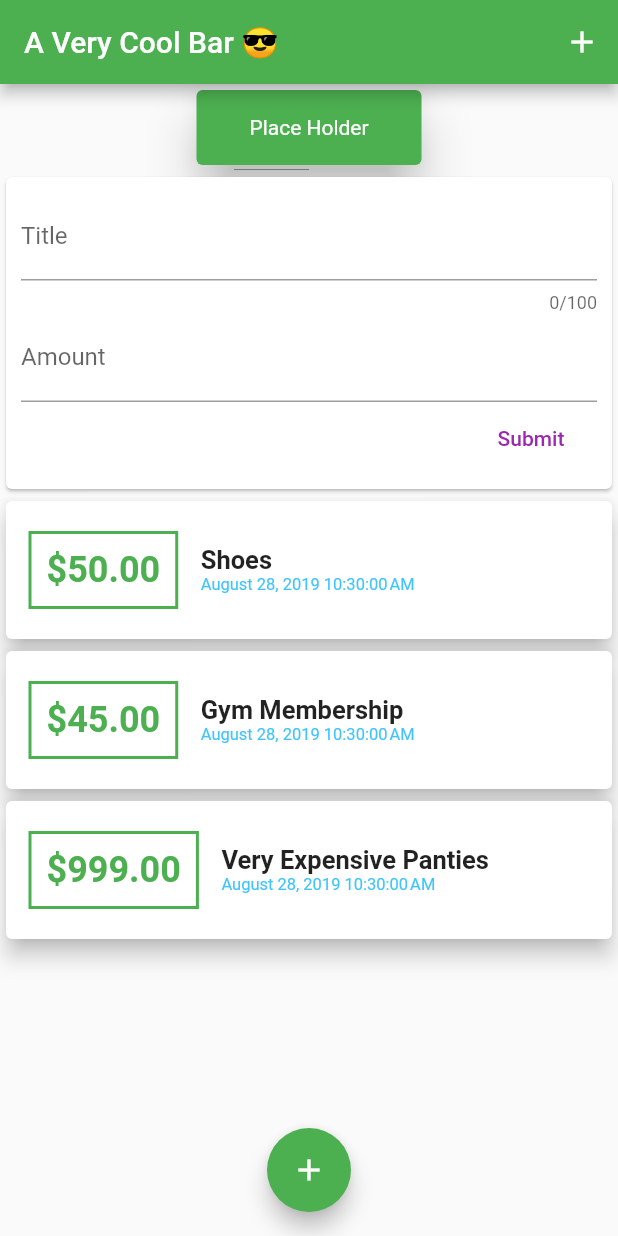
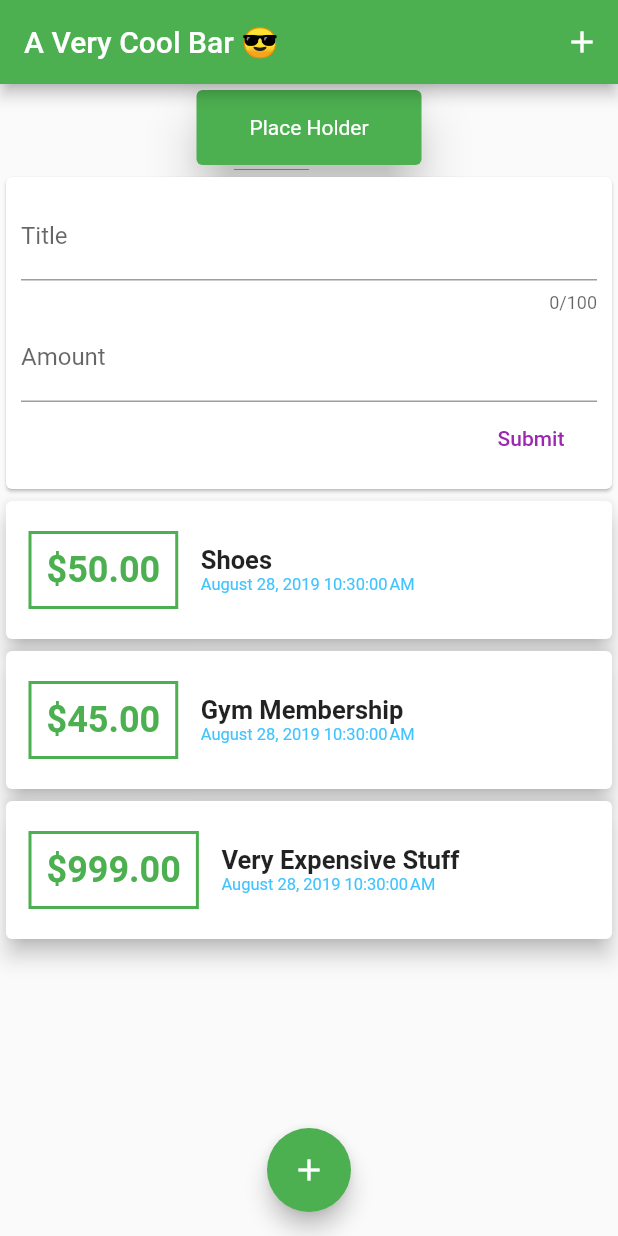
Before and after one commit to SaadiSidali/flutter-project-learn, a Flutter app: the screen it shows after launch, after a tap on the "add" icon, on a phone screen of 412 x 824 dp. Run offline on Flutter 3.47's test engine with Material 2 defaults, Android fonts, the phone set to English and light mode, and no system bars.

Commit message:
tried solutions from discord ...

```diff
--- a/lib/main.dart
+++ b/lib/main.dart
@@ -14,6 +14,18 @@ class MyApp extends StatefulWidget {
 }
 
 class _MyAppState extends State<MyApp> {
+  @override
+  Widget build(BuildContext buildContext) {
+    return HomeWidget();
+  }
+}
+
+class HomeWidget extends StatefulWidget {
+  @override
+  _HomeWidgetState createState() => _HomeWidgetState();
+}
+
+class _HomeWidgetState extends State<HomeWidget> {
   void _addNewTransaction(String title, double amount) {
     Transaction tx = Transaction(
       title: title,
@@ -42,30 +54,39 @@ class _MyAppState extends State<MyApp> {
     ),
     Transaction(
         id: 't3',
-        title: 'Very Expensive Panties',
+        title: 'Very Expensive Stuff',
         date: DateTime.now(),
         amount: 999),
   ];
+
   void _showAddNewTransaction(BuildContext ctx) {
     showModalBottomSheet(
-      backgroundColor: Colors.red,
+        backgroundColor: Colors.red,
         context: ctx,
         builder: (f) {
           return Text('stuff');
         });
   }
 
-  @override
-  Widget build(BuildContext buildContext) {
+  Widget build(BuildContext context) {
     return MaterialApp(
       home: Scaffold(
         appBar: AppBar(
           title: Text('A Very Cool Bar 😎'),
           backgroundColor: Colors.green,
           actions: <Widget>[
-            IconButton(
-              icon: Icon(Icons.add),
-              onPressed: () => showModalBottomSheet(builder: (f){return null;},context: buildContext),
+            Builder(
+              builder: (bb) => IconButton(
+                  icon: Icon(Icons.add),
+                  onPressed: () {
+                    BuildContext bb;
+                    showModalBottomSheet(
+                        builder: (f) {
+                          bb = f;
+                          return Text('data');
+                        },
+                        context: bb);
+                  }),
             ),
           ],
         ),
@@ -98,7 +119,11 @@ class _MyAppState extends State<MyApp> {
         floatingActionButton: FloatingActionButton(
           backgroundColor: Colors.green,
           child: Icon(Icons.add),
-          onPressed: () => showModalBottomSheet(context: buildContext,builder: (g){return Text('data');}),
+          onPressed: () => showModalBottomSheet(
+              context: context,
+              builder: (g) {
+                return Text('data');
+              }),
         ),
       ),
     );
```
